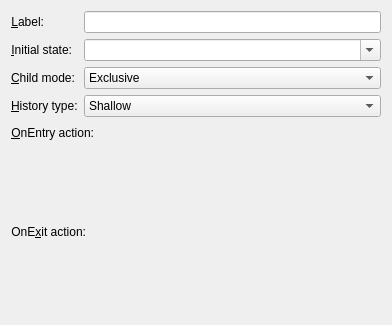
First picture: the form in src/view/widgets/statepropertyeditor.ui, repository KDAB/KDStateMachineEditor, before the edit.
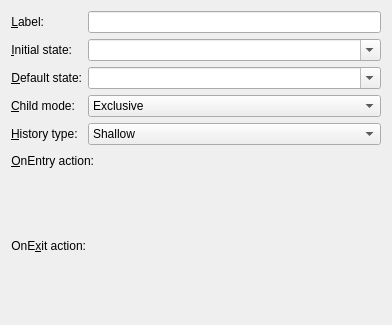
Second picture: the form after the edit. Custom widgets are drawn as their Qt base class.

Commit message: Enable changing defaultState of HistoryState in propertyeditor

The edit to the form file:
```diff
--- a/src/view/widgets/statepropertyeditor.ui
+++ b/src/view/widgets/statepropertyeditor.ui
@@ -16,6 +16,9 @@
   <layout class="QVBoxLayout" name="verticalLayout_3">
    <item>
     <layout class="QFormLayout" name="formLayout">
+     <property name="fieldGrowthPolicy">
+      <enum>QFormLayout::AllNonFixedFieldsGrow</enum>
+     </property>
      <item row="0" column="0">
       <widget class="QLabel" name="label">
        <property name="text">
@@ -52,7 +55,7 @@
        </property>
       </widget>
      </item>
-     <item row="2" column="0">
+     <item row="3" column="0">
       <widget class="QLabel" name="childModeLabel">
        <property name="text">
         <string>&amp;Child mode:</string>
@@ -62,17 +65,7 @@
        </property>
       </widget>
      </item>
-     <item row="3" column="0">
-      <widget class="QLabel" name="historyTypeLabel">
-       <property name="text">
-        <string>&amp;History type:</string>
-       </property>
-       <property name="buddy">
-        <cstring>historyTypeEdit</cstring>
-       </property>
-      </widget>
-     </item>
-     <item row="2" column="1">
+     <item row="3" column="1">
       <widget class="QComboBox" name="childModeEdit">
        <item>
         <property name="text">
@@ -86,7 +79,17 @@
        </item>
       </widget>
      </item>
-     <item row="3" column="1">
+     <item row="4" column="0">
+      <widget class="QLabel" name="historyTypeLabel">
+       <property name="text">
+        <string>&amp;History type:</string>
+       </property>
+       <property name="buddy">
+        <cstring>historyTypeEdit</cstring>
+       </property>
+      </widget>
+     </item>
+     <item row="4" column="1">
       <widget class="QComboBox" name="historyTypeEdit">
        <item>
         <property name="text">
@@ -100,6 +103,26 @@
        </item>
       </widget>
      </item>
+     <item row="2" column="0">
+      <widget class="QLabel" name="defaultStateLabel">
+       <property name="text">
+        <string>&amp;Default state:</string>
+       </property>
+       <property name="alignment">
+        <set>Qt::AlignRight|Qt::AlignTrailing|Qt::AlignVCenter</set>
+       </property>
+       <property name="buddy">
+        <cstring>initialStateComboBox</cstring>
+       </property>
+      </widget>
+     </item>
+     <item row="2" column="1">
+      <widget class="QComboBox" name="defaultStateComboBox">
+       <property name="editable">
+        <bool>true</bool>
+       </property>
+      </widget>
+     </item>
     </layout>
    </item>
    <item>
```
The commit also changes 5 other files.
